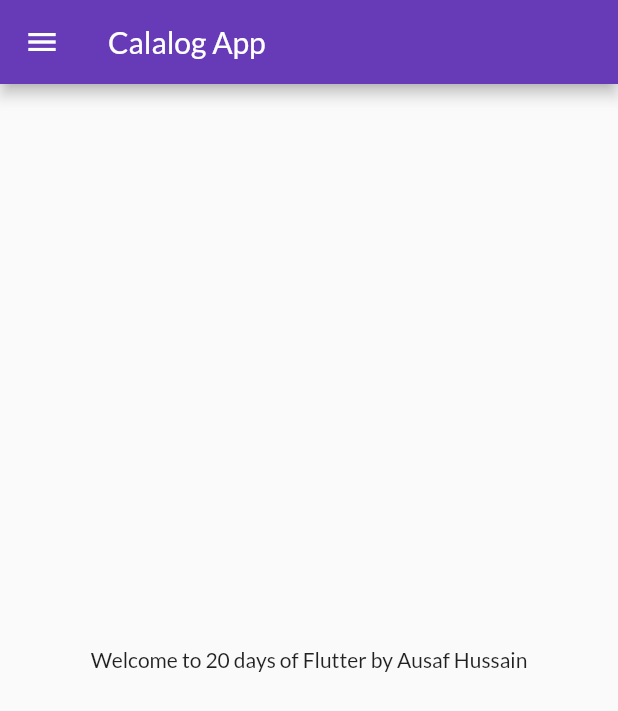
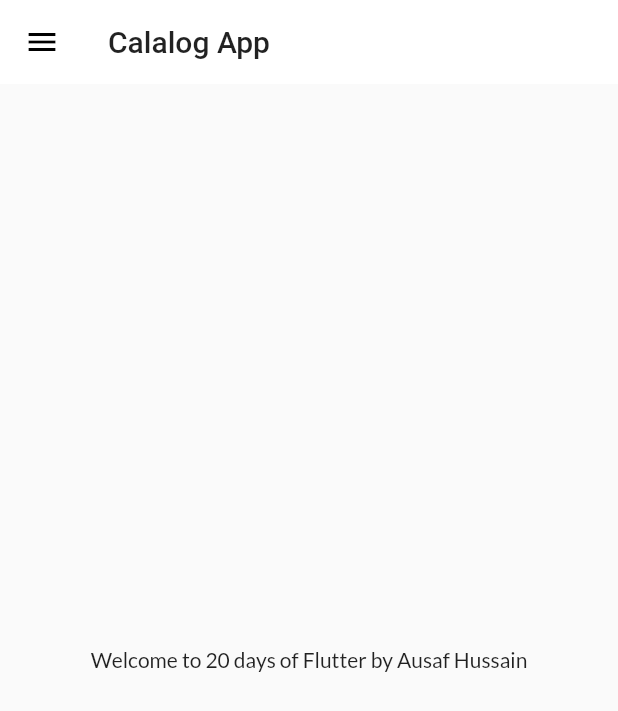
Before and after one commit to Ausaf-pro/flutter__init, a Flutter app: the HomePage screen opened by its route, on a phone screen of 412 x 824 dp. Shown: the top 711 px of the screen. Run offline on Flutter 3.47's test engine with Material 2 defaults, Android fonts, the phone set to English and light mode, and no system bars; our stand-ins replace google_fonts.

Commit message:
day9 completed

```diff
--- a/lib/pages/home_page.dart
+++ b/lib/pages/home_page.dart
@@ -8,7 +8,9 @@ class HomePage extends StatelessWidget {
   @override
   Widget build(BuildContext context) {
     return Scaffold(
-      appBar: AppBar(title: Text('Calalog App')),
+      appBar: AppBar(
+        title: Text('Calalog App'),
+      ),
       body: Center(
         child: Container(
           child: Text("Welcome to $days days of Flutter by $name"),
--- a/lib/pages/login_page.dart
+++ b/lib/pages/login_page.dart
@@ -87,11 +87,11 @@ class _LoginPageState extends State<LoginPage> {
                       height: 40.0,
                     ),
                     Material(
-                      color: Colors.deepPurple,
+                      color: changeButton ? Colors.green : Colors.deepPurple,
                       borderRadius:
                           BorderRadius.circular(changeButton ? 50 : 8),
                       child: InkWell(
-                        splashColor: Colors.purple.shade600,
+                        splashColor: Colors.grey,
                         onTap: () => moveToHome(context),
                         child: AnimatedContainer(
                           duration: Duration(seconds: 1),
--- /dev/null
+++ b/lib/widgets/themes.dart
@@ -0,0 +1,19 @@
+import 'package:flutter/material.dart';
+import 'package:google_fonts/google_fonts.dart';
+
+class MyTheme {
+  static ThemeData lightTheme(BuildContext context) => ThemeData(
+        primarySwatch: Colors.deepPurple,
+        fontFamily: GoogleFonts.lato().fontFamily,
+        appBarTheme: AppBarTheme(
+          color: Colors.white,
+          elevation: 0.0,
+          iconTheme: IconThemeData(color: Colors.black),
+          textTheme: Theme.of(context).textTheme,
+        ),
+      );
+
+  static ThemeData darkTheme(BuildContext context) => ThemeData(
+        brightness: Brightness.dark,
+      );
+}
```
Also changed, not shown: lib/main.dart (+4 -6 lines).
